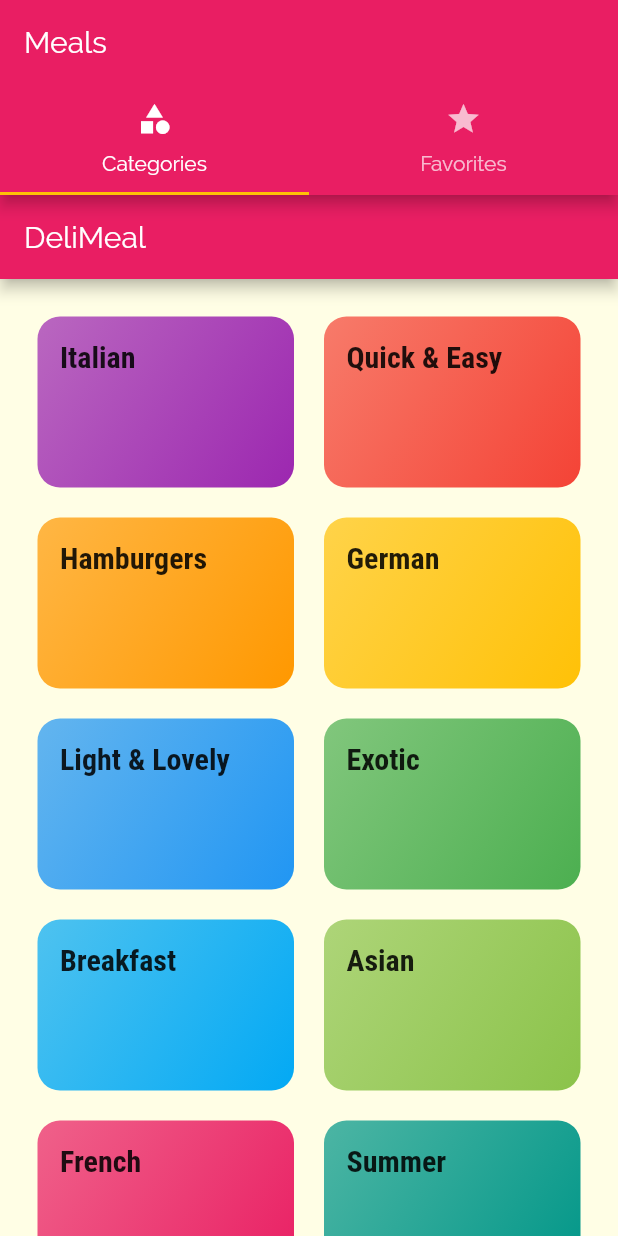
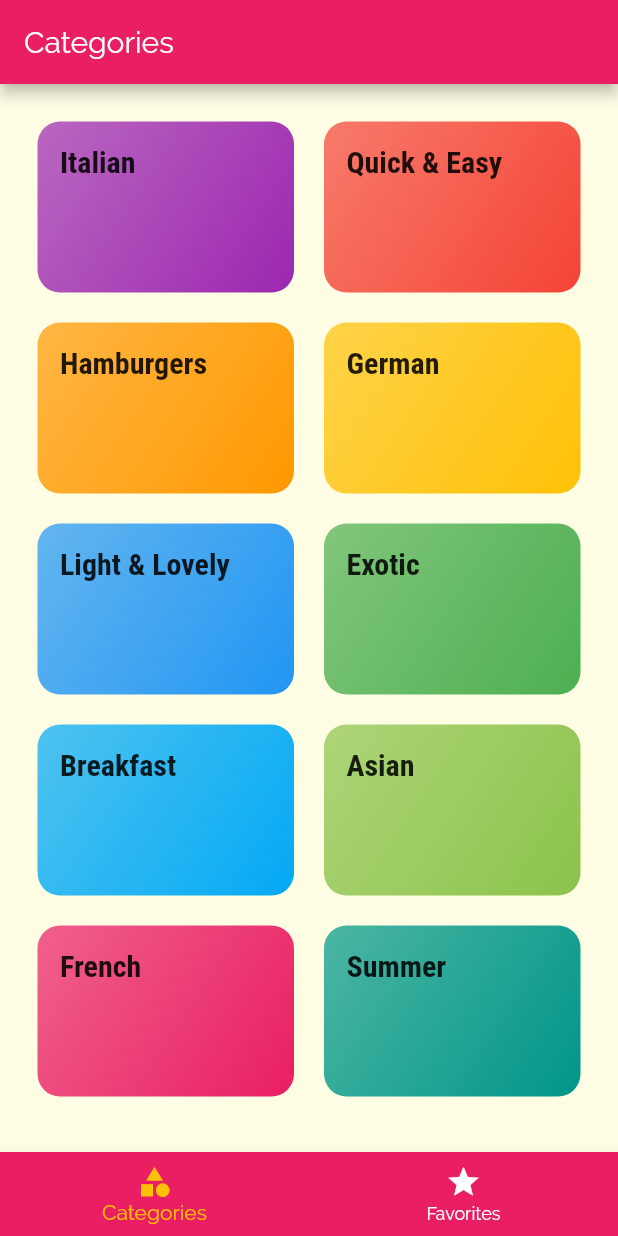
Before and after one commit to luiz-felipe-moreira-learning/flutter_udemy_meals_app, a Flutter app: the screen it shows after launch, on a phone screen of 412 x 824 dp. Run offline on Flutter 3.47's test engine with Material 2 defaults, Android fonts, the phone set to English and light mode, and no system bars.

```diff
--- a/lib/screens/categories_screen.dart
+++ b/lib/screens/categories_screen.dart
@@ -6,11 +6,7 @@ import '../widgets/category_item.dart';
 class CategoriesScreen extends StatelessWidget {
   @override
   Widget build(BuildContext context) {
-    return Scaffold(
-      appBar: AppBar(
-        title: const Text('DeliMeal'),
-      ),
-      body: GridView(
+    return GridView(
       padding: const EdgeInsets.all(25),
       children: DUMMY_CATEGORIES
           .map(
@@ -27,7 +23,6 @@ class CategoriesScreen extends StatelessWidget {
         crossAxisSpacing: 20,
         mainAxisSpacing: 20,
       ),
-      ),
     );
   }
 }
--- a/lib/screens/tabs_screen.dart
+++ b/lib/screens/tabs_screen.dart
@@ -1,6 +1,6 @@
 import 'package:flutter/material.dart';
+
 import './favorites_screen.dart';
-
 import './categories_screen.dart';
 
 class TabsScreen extends StatefulWidget {
@@ -9,37 +9,50 @@ class TabsScreen extends StatefulWidget {
 }
 
 class _TabsScreenState extends State<TabsScreen> {
+  final List<Map<String, Object>> _pages = [
+    {
+      'page': CategoriesScreen(),
+      'title': 'Categories',
+    },
+    {
+      'page': FavoritesScreen(),
+      'title': 'Your Favorite',
+    },
+  ];
+  int _selectedPageIndex = 0;
+
+  void _selectPage(int index) {
+    setState(() {
+      _selectedPageIndex = index;
+    });
+  }
+
   @override
   Widget build(BuildContext context) {
-    return DefaultTabController(
-      length: 2,
-      // initialIndex: 0,
-      child: Scaffold(
-        appBar: AppBar(
-          title: Text('Meals'),
-          bottom: TabBar(
-            tabs: <Widget>[
-              Tab(
-                icon: Icon(
-                  Icons.category,
-                ),
-                text: 'Categories',
-              ),
-              Tab(
-                icon: Icon(
-                  Icons.star,
-                ),
-                text: 'Favorites',
-              ),
-            ],
+    return Scaffold(
+      appBar: AppBar(
+        title: Text(_pages[_selectedPageIndex]['title']),
+      ),
+      body: _pages[_selectedPageIndex]['page'],
+      bottomNavigationBar: BottomNavigationBar(
+        onTap: _selectPage,
+        backgroundColor: Theme.of(context).primaryColor,
+        unselectedItemColor: Colors.white,
+        selectedItemColor: Theme.of(context).accentColor,
+        currentIndex: _selectedPageIndex,
+        // type: BottomNavigationBarType.fixed,
+        items: [
+          BottomNavigationBarItem(
+            backgroundColor: Theme.of(context).primaryColor,
+            icon: Icon(Icons.category),
+            title: Text('Categories'),
           ),
-        ),
-        body: TabBarView(
-          children: <Widget>[
-            CategoriesScreen(),
-            FavoritesScreen(),
-          ],
-        ),
+          BottomNavigationBarItem(
+            backgroundColor: Theme.of(context).primaryColor,
+            icon: Icon(Icons.star),
+            title: Text('Favorites'),
+          ),
+        ],
       ),
     );
   }
```
Also changed, not shown: lib/screens/category_meals_screen.dart (line endings or trailing spaces). Lines whose indentation alone changed are shown as unchanged.
